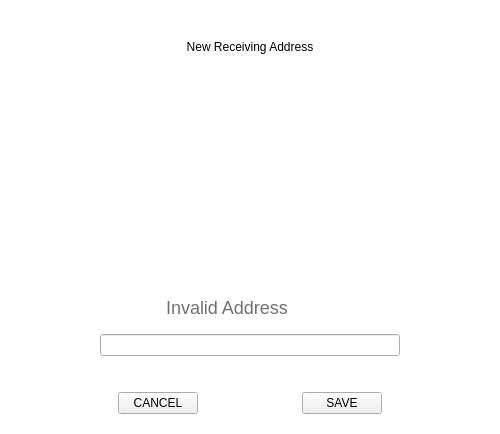
The window that src/qt/veil/forms/addressreceive.ui (Veil-Project/veil) describes before a commit, drawn with Qt 5.
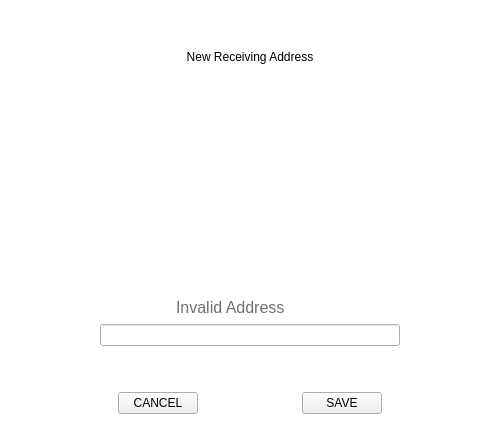
The same window after the commit. Icons and pictures are not drawn.

Diff of the .ui file:
```diff
--- a/src/qt/veil/forms/addressreceive.ui
+++ b/src/qt/veil/forms/addressreceive.ui
@@ -105,7 +105,7 @@
         <property name="sizeHint" stdset="0">
          <size>
           <width>20</width>
-          <height>20</height>
+          <height>10</height>
          </size>
         </property>
        </spacer>
@@ -147,6 +147,9 @@
       </item>
       <item>
        <layout class="QHBoxLayout" name="horizontalLayout">
+        <property name="spacing">
+         <number>0</number>
+        </property>
         <item>
          <spacer name="horizontalSpacer">
           <property name="orientation">
@@ -164,7 +167,7 @@
          <widget class="QLabel" name="labelAddress">
           <property name="styleSheet">
            <string notr="true">color:#707070;
-font-size:18px;</string>
+font-size:16px;</string>
           </property>
           <property name="text">
            <string>Invalid Address</string>
@@ -201,22 +204,6 @@
         </item>
        </layout>
       </item>
-      <item>
-       <spacer name="verticalSpacer_3">
-        <property name="orientation">
-         <enum>Qt::Vertical</enum>
-        </property>
-        <property name="sizeType">
-         <enum>QSizePolicy::Fixed</enum>
-        </property>
-        <property name="sizeHint" stdset="0">
-         <size>
-          <width>20</width>
-          <height>10</height>
-         </size>
-        </property>
-       </spacer>
-      </item>
       <item alignment="Qt::AlignHCenter">
        <widget class="QLineEdit" name="editDescription">
         <property name="minimumSize">
```
